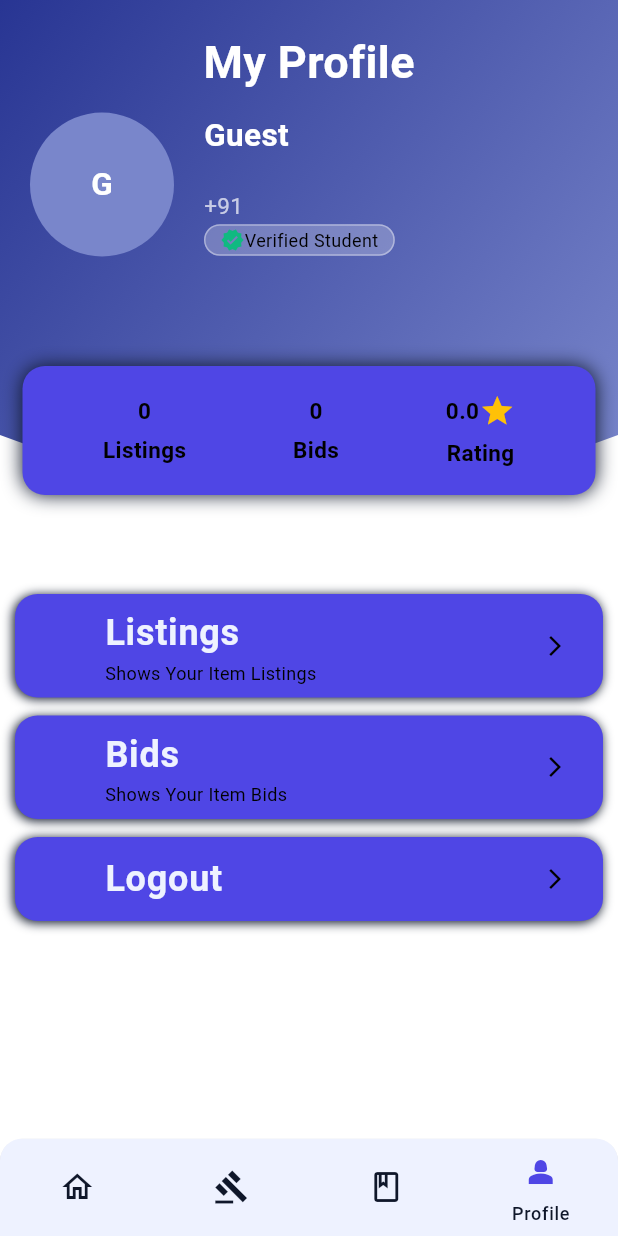
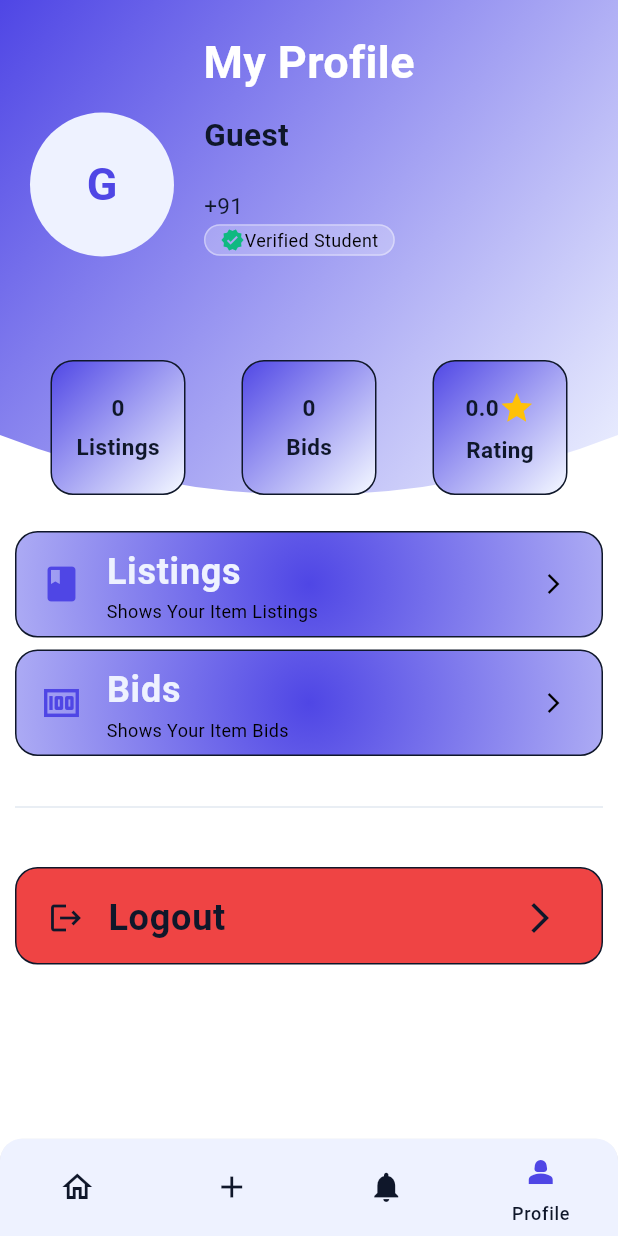
Before and after one commit to Galon123/Campus-Market-Place-App, a Flutter app: the MainNavigationHub screen opened directly, item 4 of the bottom bar chosen, on a phone screen of 412 x 824 dp. Run offline on Flutter 3.47's test engine with Material 3 defaults, Android fonts, the phone set to English and light mode, and no system bars; our stand-ins replace cookie_jar, dio, dio_cookie_manager, shared_preferences; accounts and stored records are empty.

Commit message:
style: Added Profile Dark and Light modes UI

```diff
--- /dev/null
+++ b/lib/screens/createListing.dart
@@ -0,0 +1,15 @@
+import 'package:flutter/material.dart';
+
+class CreateListing extends StatelessWidget {
+  const CreateListing({super.key});
+
+  @override
+  Widget build(BuildContext context) {
+
+    final colors = Theme.of(context).colorScheme;
+    final text = Theme.of(context).textTheme;
+
+    return Scaffold(
+    );
+  }
+}
--- a/lib/screens/mainNavigationHub.dart
+++ b/lib/screens/mainNavigationHub.dart
@@ -1,6 +1,8 @@
 import 'package:e_commerce_refactor/screens/bidScreen.dart';
+import 'package:e_commerce_refactor/screens/createListing.dart';
 import 'package:e_commerce_refactor/screens/feedScreen.dart';
 import 'package:e_commerce_refactor/screens/listingScreen.dart';
+import 'package:e_commerce_refactor/screens/notificationScreen.dart';
 import 'package:e_commerce_refactor/screens/profileScreen.dart';
 import 'package:flutter/material.dart';
 
@@ -23,8 +25,8 @@ class _MainNavigationHubState extends State<MainNavigationHub> {
 
   late final List<Widget> _pages =[
     FeedScreen(),
-    MyBids(),
-    MyListings(),
+    CreateListing(),
+    NotificationScreen(),
     ProfileScreen(onNavigate : _navigateTo)
   ];
 
@@ -67,14 +69,14 @@ class _MainNavigationHubState extends State<MainNavigationHub> {
                   label: "Feed"
                 ),
                 NavigationDestination(
-                  icon: Icon(Icons.gavel_outlined),
-                  selectedIcon: Icon(Icons.gavel, color: colors.primary),
-                  label: "My Bids"
+                  icon: Icon(Icons.add_outlined),
+                  selectedIcon: Icon(Icons.add, color: colors.primary),
+                  label: "Create"
                 ),
                 NavigationDestination(
-                  icon: Icon(Icons.book_outlined),
-                  selectedIcon: Icon(Icons.book, color: colors.primary),
-                  label: "My Listings"
+                  icon: Icon(Icons.notifications),
+                  selectedIcon: Icon(Icons.notifications_active, color: colors.primary),
+                  label: "Notifications"
                 ),
                 NavigationDestination(
                   icon: Icon(Icons.person_2_outlined),
--- /dev/null
+++ b/lib/screens/notificationScreen.dart
@@ -0,0 +1,15 @@
+import 'package:flutter/material.dart';
+
+class NotificationScreen extends StatefulWidget {
+  const NotificationScreen({super.key});
+
+  @override
+  State<NotificationScreen> createState() => _NotificationScreenState();
+}
+
+class _NotificationScreenState extends State<NotificationScreen> {
+  @override
+  Widget build(BuildContext context) {
+    return Scaffold();
+  }
+}
--- a/lib/screens/profileScreen.dart
+++ b/lib/screens/profileScreen.dart
@@ -1,3 +1,5 @@
+import 'dart:math';
+
 import 'package:e_commerce_refactor/theme/AppTheme.dart';
 import 'package:e_commerce_refactor/theme/constants.dart';
 import 'package:e_commerce_refactor/providers/UserProvider.dart';
@@ -34,7 +36,7 @@ class _ProfileScreenState extends State<ProfileScreen> {
                           height: 330,
                           decoration: BoxDecoration(
                             gradient: LinearGradient(
-                              colors: [Color(0xFF283593), Color(0xFF7986CB)],
+                              colors: [colors.primary, colors.secondary],
                               begin: Alignment.topLeft,
                               end: Alignment.bottomRight,
                             ),
@@ -52,16 +54,16 @@ class _ProfileScreenState extends State<ProfileScreen> {
                                     children: [
                                       CircleAvatar(
                                         radius: 48,
-                                        backgroundColor: Color(0xFF7986CB),
-                                        child: Text(userProvider.username[0], style: TextStyle(fontSize: AppTextSizes.subHeadings, color: Colors.white)),
+                                        backgroundColor: colors.secondary,
+                                        child: Text(userProvider.username[0], style: TextStyle(fontSize: AppTextSizes.mainHeadings, color: colors.primary)),
                                       ),
                                       SizedBox(width: 20),
                                       Column(
                                         crossAxisAlignment: CrossAxisAlignment.start,
                                         children: [
-                                          Text(userProvider.username, style: TextStyle(color: Colors.white, fontSize: AppTextSizes.subHeadings, fontWeight: FontWeight.bold)),
-                                          Text(userProvider.email, style: TextStyle(color: Colors.white70, fontSize: AppTextSizes.smallText)),
-                                          Text("+91 ${userProvider.phoneNo}", style: TextStyle(color: Colors.white70, fontSize: AppTextSizes.smallText)),
+                                          Text(userProvider.username, style: TextStyle(color: colors.onPrimary, fontSize: AppTextSizes.subHeadings, fontWeight: FontWeight.bold)),
+                                          Text(userProvider.email, style: TextStyle(color: colors.onPrimary, fontSize: AppTextSizes.smallText)),
+                                          Text("+91 ${userProvider.phoneNo}", style: TextStyle(color: colors.onPrimary, fontSize: AppTextSizes.smallText)),
                                           SizedBox(height: 2),
                                           Container(
                                             padding: EdgeInsets.symmetric(horizontal: 10, vertical: 1),
@@ -87,21 +89,11 @@ class _ProfileScreenState extends State<ProfileScreen> {
                           ),
                         ),
                       ),
-
                       Positioned(
                         bottom: 0,
                         left: 15,
                         right: 15,
-                        child: Container(
-                          padding: EdgeInsets.all(18.0),
-                          decoration: BoxDecoration(
-                            color: colors.primary,
-                            borderRadius: BorderRadius.circular(15),
-                            boxShadow: [
-                              BoxShadow(color: colors.onPrimary.withValues(), blurRadius: 10, offset: const Offset(0,0))
-                            ]
-                          ),
-                          child: Row(
+                        child:Row(
                             mainAxisAlignment: MainAxisAlignment.spaceAround,
                             children: [
                               _statItem(value: userProvider.products.length.toString(), field: "Listings",colors: colors ),
@@ -110,13 +102,15 @@ class _ProfileScreenState extends State<ProfileScreen> {
                             ],
                           ),
                       )
-                      )
                     ],
                   ),
-                  const SizedBox(height: 60,),
+                  const SizedBox(height: 20,),
                   _buildCard(icon: Icons.book, title: "Listings",subtitle: "Shows Your Item Listings", onTap: () => { widget.onNavigate(2)}, colors: colors, text: text),
                   _buildCard(icon: Icons.money, title: "Bids",subtitle: "Shows Your Item Bids", onTap: () => { widget.onNavigate(1)}, colors: colors, text: text),
-                  _buildCard(icon: Icons.logout, title: "Logout", onTap: userProvider.logout,colors: colors, text: text)
+
+                  Divider(height: 60, indent: 10, endIndent: 10, color: colors.surfaceDim,),
+
+                  _logoutButton(userProvider: userProvider, colors: colors)
 
                 ],
               ),
@@ -127,13 +121,11 @@ class _ProfileScreenState extends State<ProfileScreen> {
   Widget _buildCard({required IconData icon, required String title, String? subtitle, required VoidCallback onTap, ColorScheme ?colors, TextTheme ?text}){
 
     return Container(
-      margin: EdgeInsets.symmetric(horizontal: 10, vertical: 6),
+      margin: EdgeInsets.symmetric(horizontal: 10, vertical: 4),
       decoration: BoxDecoration(
-        color: colors?.primary,
+        gradient: RadialGradient(colors: [colors!.primary, colors.secondary], radius: 5, stops: [0,0.95]),
         borderRadius: BorderRadius.circular(15),
-        boxShadow: [
-          BoxShadow(color: colors!.onPrimary.withValues(), blurRadius: 5, offset: const Offset(-1,1))
-        ]
+        border: Border.all(color: colors.onPrimary, width: 1),
       ),
       child: ListTile(
         leading: Icon(icon, color: colors.primary,size: 28,),
@@ -150,14 +142,24 @@ class _ProfileScreenState extends State<ProfileScreen> {
 
   Widget _statItem({required String value, required String field, ColorScheme ?colors}){
 
-    return Column(
+    return Container(
+      height: 90,
+      width: 90,
+      padding: EdgeInsets.symmetric(horizontal: 10),
+      decoration: BoxDecoration(
+        gradient: LinearGradient(colors: [colors!.primary, colors.secondary], stops: [0, 0.95], begin: AlignmentGeometry.topLeft, end: AlignmentGeometry.bottomRight),
+        borderRadius: BorderRadius.circular(15),
+        border: Border.all(color: colors.onPrimary, width: 1)
+      ),
+      child: Column(
           mainAxisAlignment: MainAxisAlignment.center,
           children: [
             Row(
+              mainAxisAlignment: MainAxisAlignment.center,
               children: [
                 Text(value, style: TextStyle(
                   fontSize: AppTextSizes.smallText,
-                color: Colors.black,
+                  color: colors.onPrimary,
                   fontWeight: FontWeight.w700
                 ),),
                 field == "Rating" ? Icon(Icons.star, color: Colors.amber,) : const SizedBox.shrink()
@@ -166,13 +168,38 @@ class _ProfileScreenState extends State<ProfileScreen> {
             SizedBox(height: 5,),
             Text(field, style: TextStyle(
                   fontSize: AppTextSizes.smallText,
-                color: Colors.black,
+                  color: colors.onPrimary,
                   fontWeight: FontWeight.w700
                 ),)
           ],
+        ),
+    );
+  }
+
+  Widget _logoutButton ({ required UserProvider userProvider, required ColorScheme colors}){
+    return Container(
+      margin: EdgeInsets.all(10),
+      padding: EdgeInsets.all(5),
+      height: 65,
+      decoration: BoxDecoration(
+        shape: BoxShape.rectangle,
+        borderRadius: BorderRadius.circular(15),
+        color: colors.error,
+        border: Border.all(color: colors.onPrimary, width: 1)
+      ),
+      child: ListTile(
+        trailing: Icon(Icons.arrow_forward_ios),
+        leading: Icon(Icons.logout),
+        title: Text("Logout", style: TextStyle(
+          fontSize: 24,
+          fontWeight: FontWeight.bold,
+        ),),
+      )
     );
   }
 }
+
+
 
 class HeaderClipper extends CustomClipper<Path> {
   @override
--- a/lib/theme/AppTheme.dart
+++ b/lib/theme/AppTheme.dart
@@ -39,7 +39,9 @@ class Apptheme {
     colorScheme: const ColorScheme.dark(
       primary: DarkModeColor.brand,
       secondary: DarkModeColor.subtle,
-      surface: DarkModeColor.lowBackground,
+      surfaceBright: DarkModeColor.lowBackground,
+      surface: DarkModeColor.midBackground,
+      surfaceDim: DarkModeColor.highBackground,
       error: DarkModeColor.errorColor,
       onPrimary: DarkModeColor.textPrimary,
       onSurface: DarkModeColor.textPrimary,
```
Lines whose indentation alone changed are shown as unchanged.
